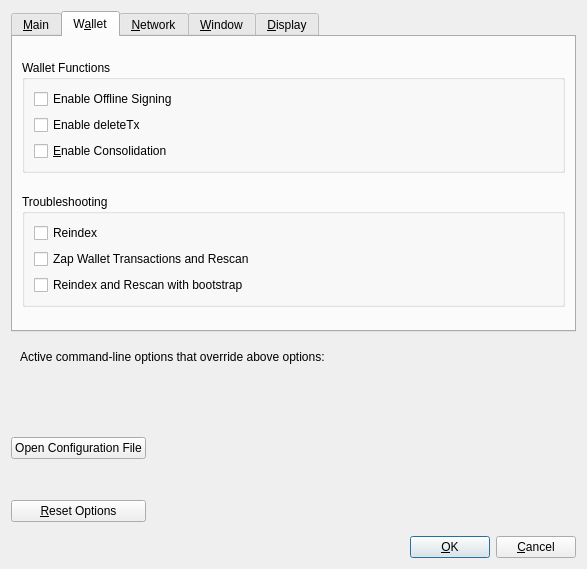
First picture: the form in src/qt/forms/optionsdialog.ui, repository PirateNetwork/pirate, before the edit.
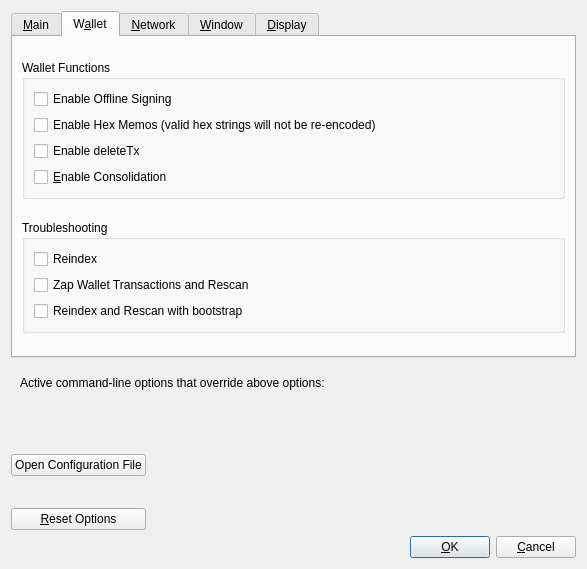
Second picture: the form after the edit. The open tabs and pages were chosen to show the change. Custom widgets are drawn as their Qt base class.

Commit message: add memo as string or hex

What changed in the file:
```diff
--- a/src/qt/forms/optionsdialog.ui
+++ b/src/qt/forms/optionsdialog.ui
@@ -166,6 +166,13 @@
             </property>
            </widget>
           </item>
+          <item>
+           <widget class="QCheckBox" name="enableHexEncoding">
+            <property name="text">
+             <string>Enable Hex Memos (valid hex strings will not be re-encoded)</string>
+            </property>
+           </widget>
+          </item>
           <item>
            <widget class="QCheckBox" name="enableDeleteTx">
             <property name="toolTip">
```
The commit also changes 22 other files.
